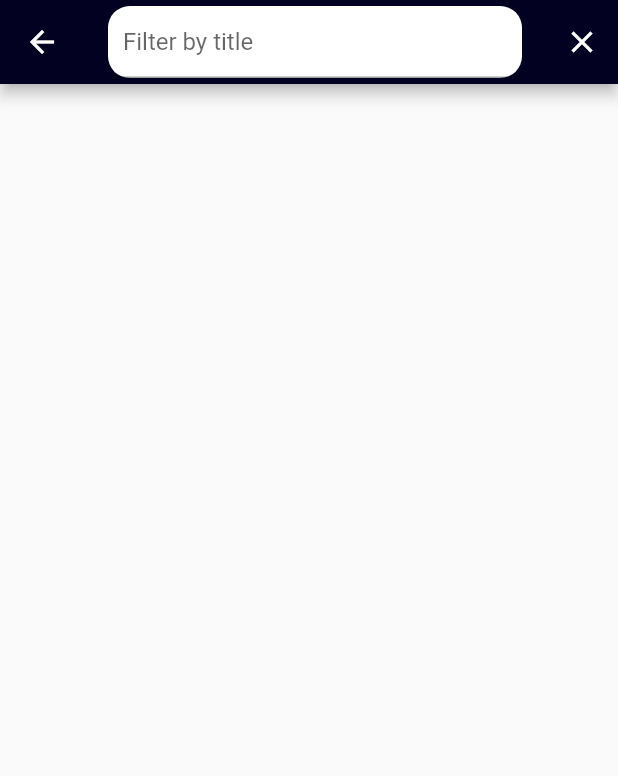
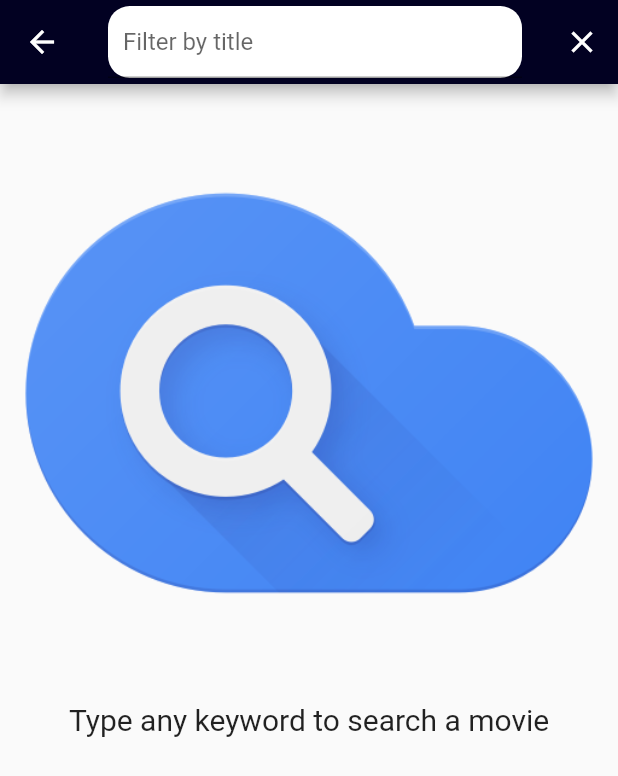
Before and after one commit to JaysusM/Cine-Data, a Flutter app: the screen it shows after launch, after a tap on the "search" icon, on a phone screen of 412 x 824 dp. Shown: the top 776 px of the screen. Run offline on Flutter 3.47's test engine with Material 2 defaults, Android fonts, the phone set to English and light mode, and no system bars; network calls fail.

Commit message:
Add new style to movie boxes and loading screens

```diff
--- a/lib/main.dart
+++ b/lib/main.dart
@@ -16,8 +16,7 @@ class MyApp extends StatelessWidget {
       theme: new ThemeData(
           brightness: Brightness.light,
           primaryColor: const Color(0xFF020122),
-          accentColor: const Color(0xFFff521b)
-      ),
+          accentColor: const Color(0xFFff521b)),
       routes: <String, WidgetBuilder>{
         "/search": (BuildContext context) => new SearchScreen()
       },
@@ -27,18 +26,26 @@ class MyApp extends StatelessWidget {
 }
 
 class MainScreen extends StatelessWidget {
+  Widget popularMovies;
+
+  MainScreen() {
+    popularMovies = new PopularMoviesWidget();
+  }
+
   Widget build(BuildContext context) {
     return new Scaffold(
         drawer: new Drawer(),
         appBar: new AppBar(
           title: new Text("Popular Movies"),
           actions: <Widget>[
-          new IconButton(icon: new Icon(Icons.search), onPressed: () {
+            new IconButton(
+                icon: new Icon(Icons.search),
+                onPressed: () {
                   Navigator.of(context).pushNamed("/search");
                 })
           ],
         ),
-      body: new PopularMoviesWidget(),
+        body: popularMovies
     );
   }
 }
@@ -54,34 +61,38 @@ class SearchScreenState extends State {
   List<Widget> movies;
   String titleFilter = "";
   bool isSearching = false;
+  bool isEmpty = true;
 
   SearchScreenState() {
     searchBar = new SearchBar();
     searcher = new Searcher();
     movies = new List();
     searchBar.controller.addListener(() async {
-      if(titleFilter != searchBar.controller.text) {
+      isEmpty = (searchBar.controller.text == "");
+
+      if (isEmpty) return;
+
+      if (titleFilter != searchBar.controller.text) {
         this.setState(() {
           titleFilter = searchBar.controller.text;
           isSearching = true;
         });
-        movies =
-            jsonDecode(
+        movies = jsonDecode(
                 await searcher.searchByTitle(titleFilter).whenComplete(() {
-                  this.setState(
-                          () {
+          this.setState(() {
             isSearching = false;
-                      }
-                  );
-                }
-                ))['results'].map<Widget>((movie) =>
-            new MovieBox(new Movie(movie))).toList();
+          });
+        }))['results']
+            .map<Widget>((movie) => new MovieBox(new Movie(movie)))
+            .toList();
       }
     });
   }
 
   @override
   Widget build(BuildContext context) {
+    Orientation orientation = MediaQuery.of(context).orientation;
+
     return new Scaffold(
       appBar: new AppBar(
         title: searchBar,
@@ -89,18 +100,42 @@ class SearchScreenState extends State {
           new IconButton(
               icon: new Icon(Icons.clear),
               onPressed: () {
+                this.setState(() {
                   searchBar.controller.clear();
+                });
               })
         ],
       ),
-      body:
-        (!isSearching) ? new GridView.count(
-          crossAxisCount: 2,
+      body: (!isEmpty)
+          ? (!isSearching)
+              ? new GridView.count(
+                  crossAxisCount: (orientation == Orientation.portrait) ? 2 : 3,
                   crossAxisSpacing: 5.0,
                   mainAxisSpacing: 5.0,
-          children: movies
-      ) :
-        new Text("Searching movies, wait..."),
+                  childAspectRatio: 0.7,
+                  children: movies,
+                )
+              : new Center(
+                  child: new Column(
+                  children: <Widget>[
+                    new Text("Searching movies...",
+                        style: new TextStyle(fontSize: 17.0)),
+                    new Image(image: new AssetImage("assets/loading.gif")),
+                  ],
+                  crossAxisAlignment: CrossAxisAlignment.center,
+                  mainAxisAlignment: MainAxisAlignment.center,
+                ))
+          : new Column(
+              children: <Widget>[
+                new Image(image: new AssetImage("assets/search.png")),
+                new Text(
+                  "Type any keyword to search a movie",
+                  style: new TextStyle(fontSize: 20.0),
+                )
+              ],
+              crossAxisAlignment: CrossAxisAlignment.center,
+            ),
+      resizeToAvoidBottomPadding: false,
     );
   }
 }
--- a/lib/movie.dart
+++ b/lib/movie.dart
@@ -24,5 +24,4 @@ class Movie {
       adult = content["path"],
       overview = content["overview"],
       release_date = content["release_date"];
-
 }
--- a/lib/popular_movies.dart
+++ b/lib/popular_movies.dart
@@ -8,31 +8,46 @@ class PopularMoviesWidget extends StatelessWidget {
   Searcher searcher = new Searcher();
 
   Widget build(BuildContext context) {
+    Orientation orientation = MediaQuery.of(context).orientation;
+
     return new Container(
       child: new FutureBuilder(
           builder: (BuildContext context, AsyncSnapshot response) {
-              switch(response.connectionState) {
+            switch (response.connectionState) {
               case ConnectionState.waiting:
-                  return new Text("Awaiting results...");
+                return new Center(
+                    child: new Column(
+                  children: <Widget>[
+                    new Text("Awaiting results...",
+                        style: new TextStyle(fontSize: 17.0)),
+                    new Image(image: new AssetImage("assets/loading.gif")),
+                  ],
+                  crossAxisAlignment: CrossAxisAlignment.center,
+                  mainAxisAlignment: MainAxisAlignment.center,
+                ));
                 break;
               case ConnectionState.none:
                 return new Container();
                 break;
               default:
-                  if(response.hasError)
+                if (response.hasError)
                   return new Text("Error: ${response.error}");
                 else
                   return new GridView.count(
-                      children: jsonDecode(response.data)['results'].map((movie) => new Movie(movie)).map<Widget>((movie) => new MovieBox(movie)).toList(),
-                      crossAxisCount: 2,
-                      crossAxisSpacing: 5.0,
-                      mainAxisSpacing: 5.0
+                    children: jsonDecode(response.data)['results']
+                        .map((movie) => new Movie(movie))
+                        .map<Widget>((movie) => new MovieBox(movie))
+                        .toList(),
+                    crossAxisCount:
+                        (orientation == Orientation.portrait) ? 2 : 3,
+                    crossAxisSpacing: 8.0,
+                    mainAxisSpacing: 8.0,
+                    childAspectRatio: 0.7,
                   );
             }
           },
           future: searcher.searchPopular()),
       margin: new EdgeInsets.all(5.0),
-
     );
   }
 }
--- a/lib/search_bar.dart
+++ b/lib/search_bar.dart
@@ -1,7 +1,4 @@
 import 'package:flutter/material.dart';
-import 'searcher.dart';
-import 'movie.dart';
-import 'dart:convert';
 
 class SearchBar extends StatefulWidget {
   TextEditingController controller;
--- a/pubspec.yaml
+++ b/pubspec.yaml
@@ -23,6 +23,8 @@ flutter:
 
   assets:
     - assets/loading.gif
+    - assets/search.png
+    - assets/loadingCircle.gif
 
   # An image asset can refer to one or more resolution-specific "variants", see
   # https://flutter.io/assets-and-images/#resolution-aware.
```
Also changed, not shown: lib/movie_box.dart (+10 -31 lines), assets/loading.gif, assets/loadingCircle.gif (added), assets/search.png (added), pubspec.lock (deleted). Lines whose indentation alone changed are shown as unchanged.
